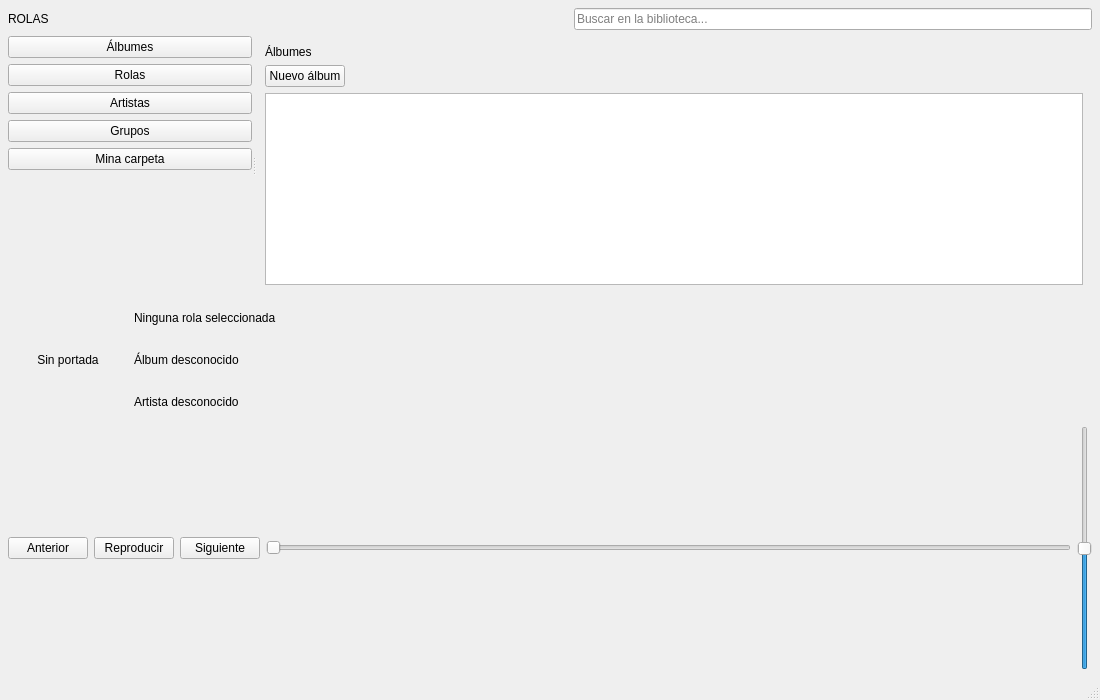
The window that Interface/Interface/mainwindow.ui (JafetFF/Base-de-datos-musical) describes before a commit, drawn with Qt 5.
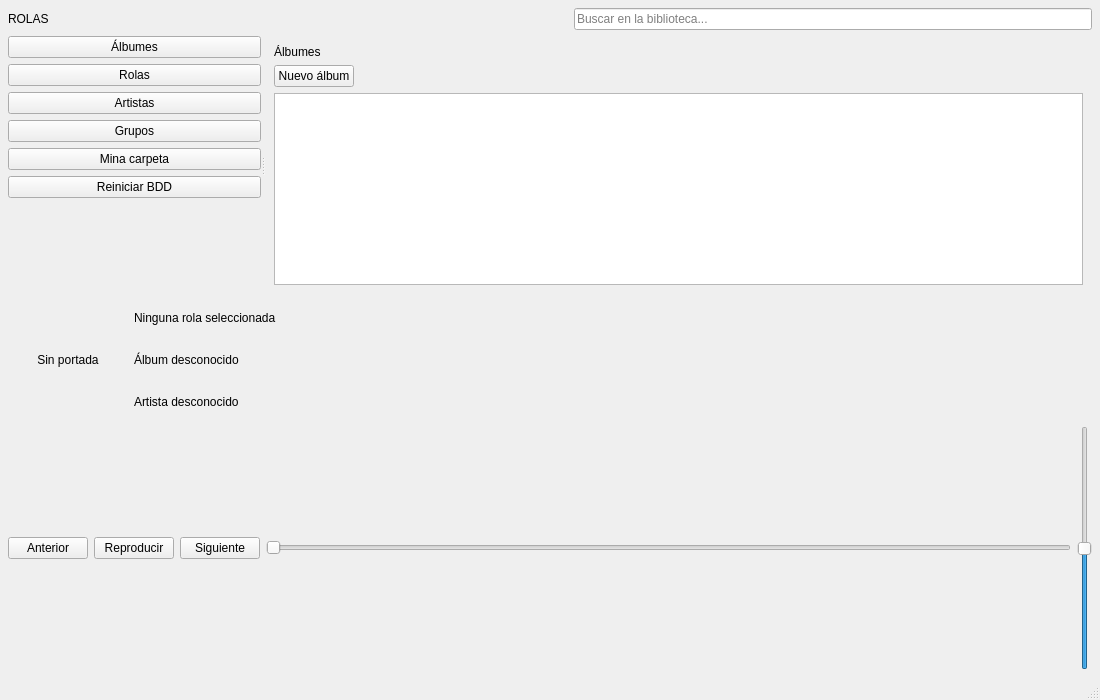
The same window after the commit.

What changed in the file:
```diff
--- a/Interface/Interface/mainwindow.ui
+++ b/Interface/Interface/mainwindow.ui
@@ -118,6 +118,13 @@
           </property>
          </widget>
         </item>
+        <item>
+         <widget class="QPushButton" name="resetBDDButton">
+          <property name="text">
+           <string>Reiniciar BDD</string>
+          </property>
+         </widget>
+        </item>
         <item>
          <spacer name="sidebarSpacer">
           <property name="orientation">
```
